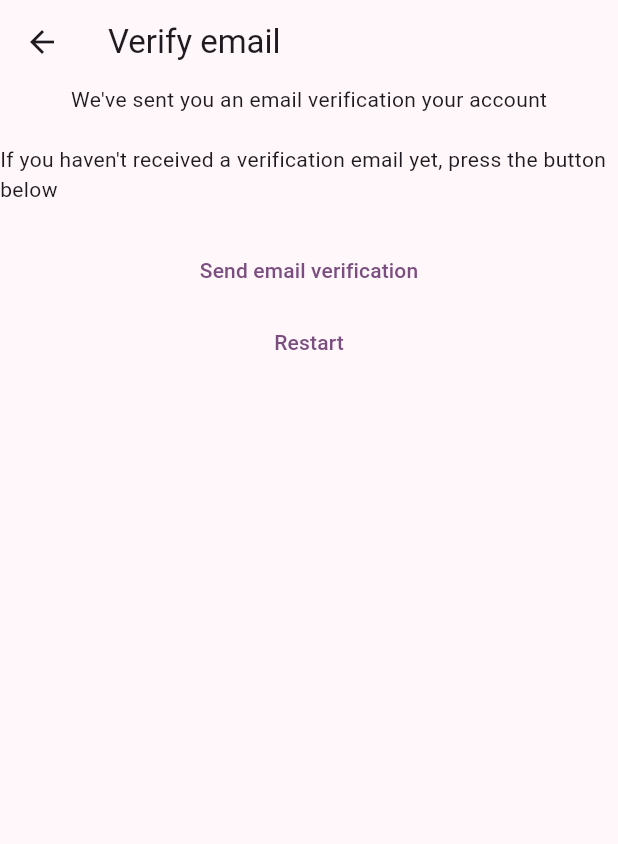
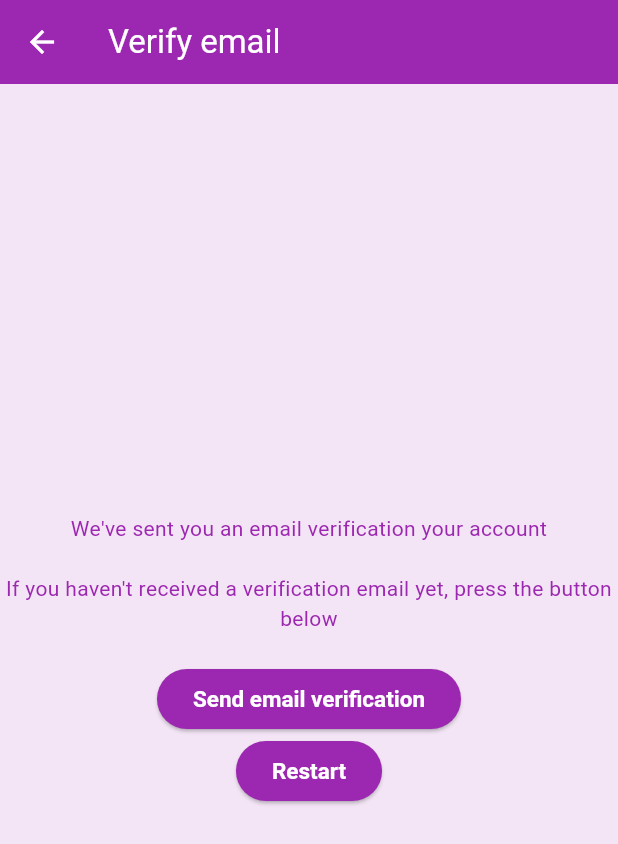
Before and after one commit to AYUSHMAAN1812/Club-Event-Management-App, a Flutter app: the VerifyEmailView screen opened by its route, on a phone screen of 412 x 824 dp. Shown: the top 844 px of the screen. Run offline on Flutter 3.47's test engine with Material 3 defaults, Android fonts, the phone set to English and light mode, and no system bars; our stand-ins replace cloud_firestore, cloud_functions, firebase_auth, firebase_core, firebase_messaging, flutter_local_notifications and 1 more; accounts and stored records are empty.

Commit message:
Edit files

```diff
--- a/lib/views/admin_events_page.dart
+++ b/lib/views/admin_events_page.dart
@@ -240,7 +240,7 @@ class _AdminEventsPageState extends State<AdminEventsPage> {
         Center(child: Text("Book Event", style: TextStyle(color: Colors.white,fontSize: 24.0)));
 
     final btnShowDate = Material(
-      color: Colors.purple.shade100,
+      color: Colors.purple.shade50,
       child: MaterialButton(
         padding: EdgeInsets.zero,
         onPressed: () {
@@ -358,7 +358,7 @@ class _AdminEventsPageState extends State<AdminEventsPage> {
 
     return Scaffold(
       resizeToAvoidBottomInset: true,
-      backgroundColor: Colors.purple.shade100,
+      backgroundColor: Colors.purple.shade50,
       appBar: AppBar(
         foregroundColor: Colors.white,
         backgroundColor: Colors.purple,
--- a/lib/views/event_details.dart
+++ b/lib/views/event_details.dart
@@ -45,7 +45,7 @@ class _EventDetailsState extends State<EventDetails> {
 
 
     return Scaffold(
-      backgroundColor: Colors.purple.shade100,
+      backgroundColor: Colors.purple.shade50,
       appBar: AppBar(
         foregroundColor: Colors.white,
         backgroundColor: Colors.purple,
--- a/lib/views/login_admin_view.dart
+++ b/lib/views/login_admin_view.dart
@@ -57,7 +57,7 @@ class _LoginAdminViewState extends State<LoginAdminView> {
   Widget build(BuildContext context) {
     return Scaffold(
       resizeToAvoidBottomInset: false,
-      backgroundColor: Colors.purple.shade100,
+      backgroundColor: Colors.purple.shade50,
       appBar: AppBar(
         // title: const Text('Login as Admin'),
         backgroundColor: Colors.purple,
@@ -158,6 +158,7 @@ class _LoginAdminViewState extends State<LoginAdminView> {
 
                               if (admin?.isEmailVerified ?? false) {
                                 // admin's email is verified
+                                initializeUserToken(email);
                                 if (!context.mounted) return;
                                 await Navigator.of(context)
                                     .pushNamed(adminEventsRoute);
--- a/lib/views/login_user_view.dart
+++ b/lib/views/login_user_view.dart
@@ -51,7 +51,7 @@ class _LoginUserViewState extends State<LoginUserView> {
   Widget build(BuildContext context) {
     return Scaffold(
         resizeToAvoidBottomInset: false,
-        backgroundColor: Colors.purple.shade100,
+        backgroundColor: Colors.purple.shade50,
         appBar: AppBar(
           // title: const Text('Login as User'),
           backgroundColor: Colors.purple,
@@ -137,7 +137,7 @@ class _LoginUserViewState extends State<LoginUserView> {
                               final user = AuthService.firebase().currentUser;
                               if (user?.isEmailVerified ?? false) {
                                 // user's email is verified
-
+                                  initializeUserToken(email);
                                 if (!context.mounted) return;
                                 Navigator.of(context)
                                     .pushNamed(userEventsRoute);
--- a/lib/views/register_user_view.dart
+++ b/lib/views/register_user_view.dart
@@ -52,7 +52,7 @@ class _RegisterViewState extends State<RegisterView> {
   Widget build(BuildContext context) {
     return Scaffold(
       resizeToAvoidBottomInset: false,
-      backgroundColor: Colors.purple.shade100,
+      backgroundColor: Colors.purple.shade50,
         appBar: AppBar(
           // title: const Text('Register'),
           backgroundColor: Colors.purple,
--- a/lib/views/user_events_page.dart
+++ b/lib/views/user_events_page.dart
@@ -21,7 +21,7 @@ class _UserEventsPage extends State<UserEventsPage> {
   @override
   Widget build(BuildContext context) {
     return Scaffold(
-      backgroundColor: Colors.purple.shade100,
+      backgroundColor: Colors.purple.shade50,
       appBar: AppBar(
         foregroundColor: Colors.white,
         backgroundColor: Colors.purple,
--- a/lib/views/verify_email_view.dart
+++ b/lib/views/verify_email_view.dart
@@ -13,21 +13,51 @@ class _VerifyEmailViewState extends State<VerifyEmailView> {
   @override
   Widget build(BuildContext context) {
     return Scaffold(
+      backgroundColor: Colors.purple.shade50,
       appBar: AppBar(
         title: const Text('Verify email'),
+        backgroundColor: Colors.purple,
+        foregroundColor: Colors.white,
       ),
-      body: Column(
+      body: Center(
+        child: Column(
+          mainAxisAlignment: MainAxisAlignment.center,
           children: [
-          const Text("We've sent you an email verification your account\n"),
             const Text(
-              "If you haven't received a verification email yet, press the button below\n"),
-          TextButton(
+              "We've sent you an email verification your account\n",
+              textAlign: TextAlign.center,
+              style: TextStyle(color: Colors.purple),
+            ),
+            const Text(
+              "If you haven't received a verification email yet, press the button below\n",
+              textAlign: TextAlign.center,
+              style: TextStyle(color: Colors.purple),
+            ),
+            ElevatedButton(
+              style: ElevatedButton.styleFrom(
+                textStyle: const TextStyle(
+                  fontSize: 15, // Font size
+                  fontFamily: 'Roboto', // Font family
+                  fontWeight: FontWeight.bold, // Font weight
+                ),
+                backgroundColor: Colors.purple,
+                foregroundColor: Colors.white,
+              ),
               onPressed: () async {
                 AuthService.firebase().sendEmailVerification();
               },
               child: const Text('Send email verification'),
             ),
-          TextButton(
+            ElevatedButton(
+                style: ElevatedButton.styleFrom(
+                  textStyle: const TextStyle(
+                    fontSize: 15, // Font size
+                    fontFamily: 'Roboto', // Font family
+                    fontWeight: FontWeight.bold, // Font weight
+                  ),
+                  backgroundColor: Colors.purple,
+                  foregroundColor: Colors.white,
+                ),
                 onPressed: () async {
                   await AuthService.firebase().logOut();
                   if (!context.mounted) return;
@@ -38,6 +68,7 @@ class _VerifyEmailViewState extends State<VerifyEmailView> {
                 child: const Text('Restart'))
           ],
         ),
+      ),
     );
   }
 }
```
Lines whose indentation alone changed are shown as unchanged.
